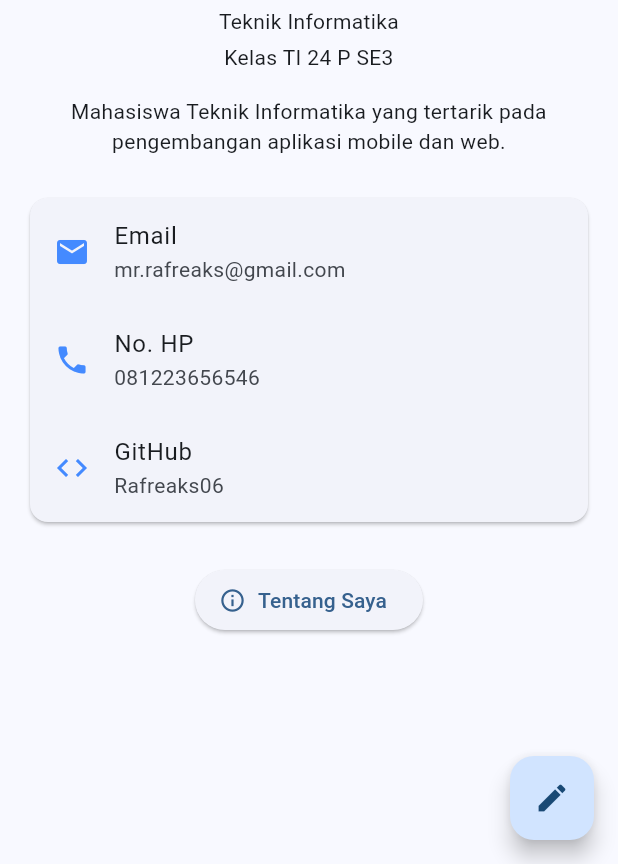
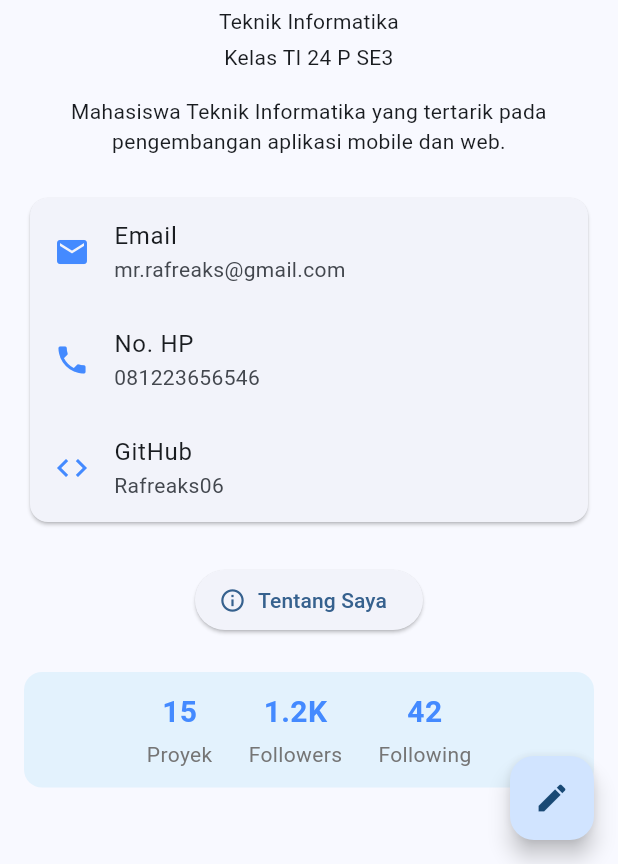
Before and after one commit to Rafreaks06/uts-pml-1124160189, a Flutter app: the ProfilePage screen opened by its route, on a phone screen of 412 x 824 dp, the part 372-1236 px from its top. Run offline on Flutter 3.47's test engine with Material 3 defaults, Android fonts, the phone set to English and light mode, and no system bars; accounts and stored records are empty.

Commit message:
tahap 10: tambah kartu statistik dan rapikan tampilan

```diff
--- a/soal2-profil-app/lib/screens/profile_page.dart
+++ b/soal2-profil-app/lib/screens/profile_page.dart
@@ -168,6 +168,24 @@ class _ProfilePageState extends State<ProfilePage> {
                   icon: const Icon(Icons.info_outline),
                   label: const Text('Tentang Saya'),
                 ),
+                const SizedBox(height: 24),
+                Container(
+                  padding: const EdgeInsets.symmetric(vertical: 12),
+                  decoration: BoxDecoration(
+                    color: Colors.blue[50],
+                    borderRadius: BorderRadius.circular(12),
+                  ),
+                  child: const Row(
+                    mainAxisAlignment: MainAxisAlignment.center,
+                    children: [
+                      StatItem(count: '15', label: 'Proyek'),
+                      SizedBox(width: 24),
+                      StatItem(count: '1.2K', label: 'Followers'),
+                      SizedBox(width: 24),
+                      StatItem(count: '42', label: 'Following'),
+                    ],
+                  ),
+                ),
               ],
             ),
           ),
@@ -186,3 +204,34 @@ class _ProfilePageState extends State<ProfilePage> {
     );
   }
 }
+
+class StatItem extends StatelessWidget {
+  final String count;
+  final String label;
+
+  const StatItem({super.key, required this.count, required this.label});
+
+  @override
+  Widget build(BuildContext context) {
+    return Column(
+      children: [
+        Text(
+          count,
+          style: const TextStyle(
+            fontSize: 20,
+            fontWeight: FontWeight.bold,
+            color: Colors.blueAccent,
+          ),
+        ),
+        const SizedBox(height: 4),
+        Text(
+          label,
+          style: TextStyle(
+            fontSize: 14,
+            color: Colors.grey[600],
+          ),
+        ),
+      ],
+    );
+  }
+}
```
